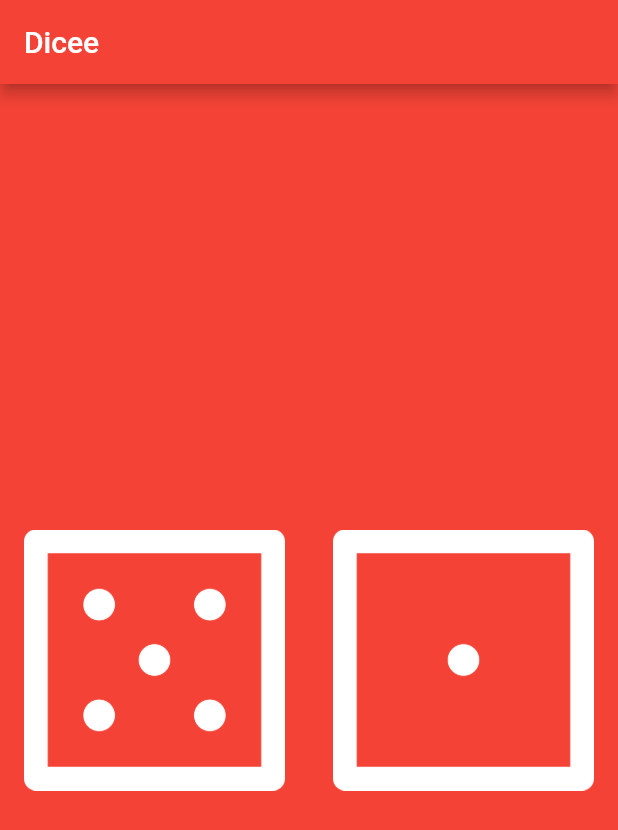
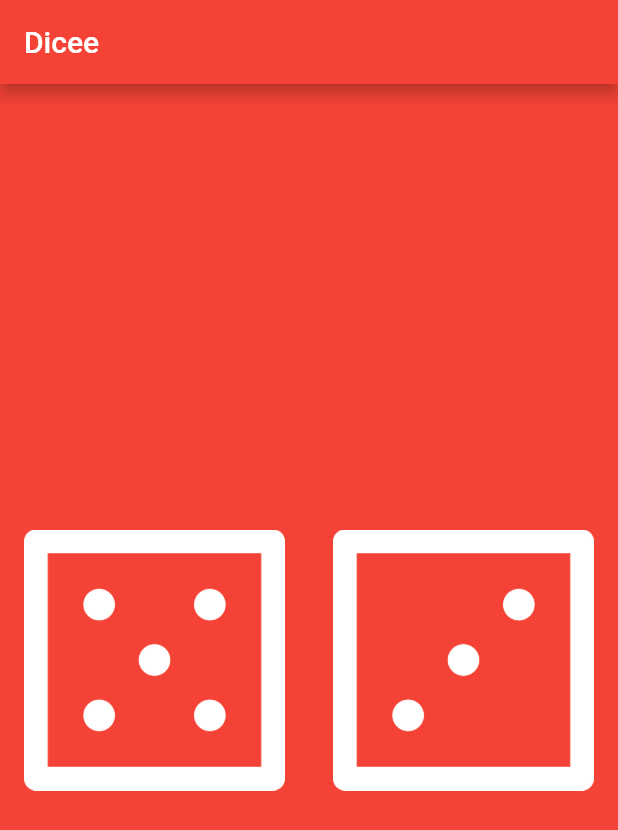
Before and after one commit to chalanika/Dice-Page, a Flutter app: the screen it shows after launch, on a phone screen of 412 x 824 dp. Shown: the top 830 px of the screen. Run offline on Flutter 3.47's test engine with Material 2 defaults, Android fonts, the phone set to English and light mode, and no system bars.

```diff
--- a/lib/main.dart
+++ b/lib/main.dart
@@ -26,6 +26,7 @@ class DicePage extends StatefulWidget {
 
 class _DicePageState extends State<DicePage> {
   int left =5;
+  int right = 3;
   @override
   Widget build(BuildContext context) {
     return Center(
@@ -46,8 +47,11 @@ class _DicePageState extends State<DicePage> {
             child: FlatButton(
               onPressed: (){
                 print('right');
+                 setState(() {
+                  right=4;
+                });
               },
-              child: Image.asset('images/dice1.png'),
+              child: Image.asset('images/dice$right.png'),
             ),
           ),
         ],
```
